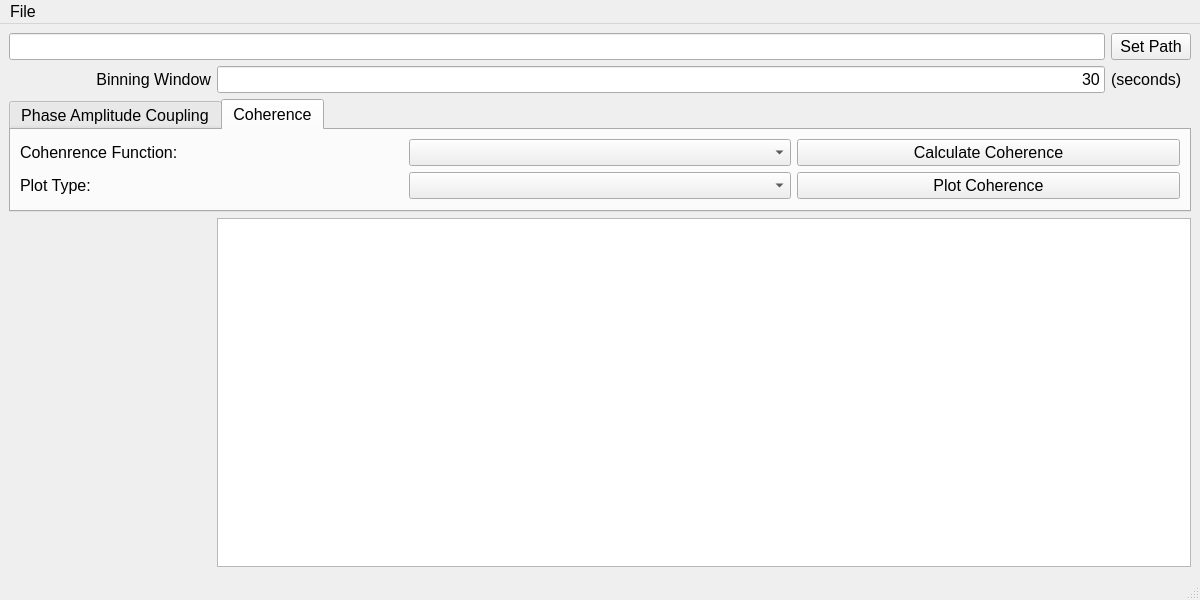
Old version of the form sakeconnectivity/gui/sake_con_ui.ui in the repository SAKEverse/sake.
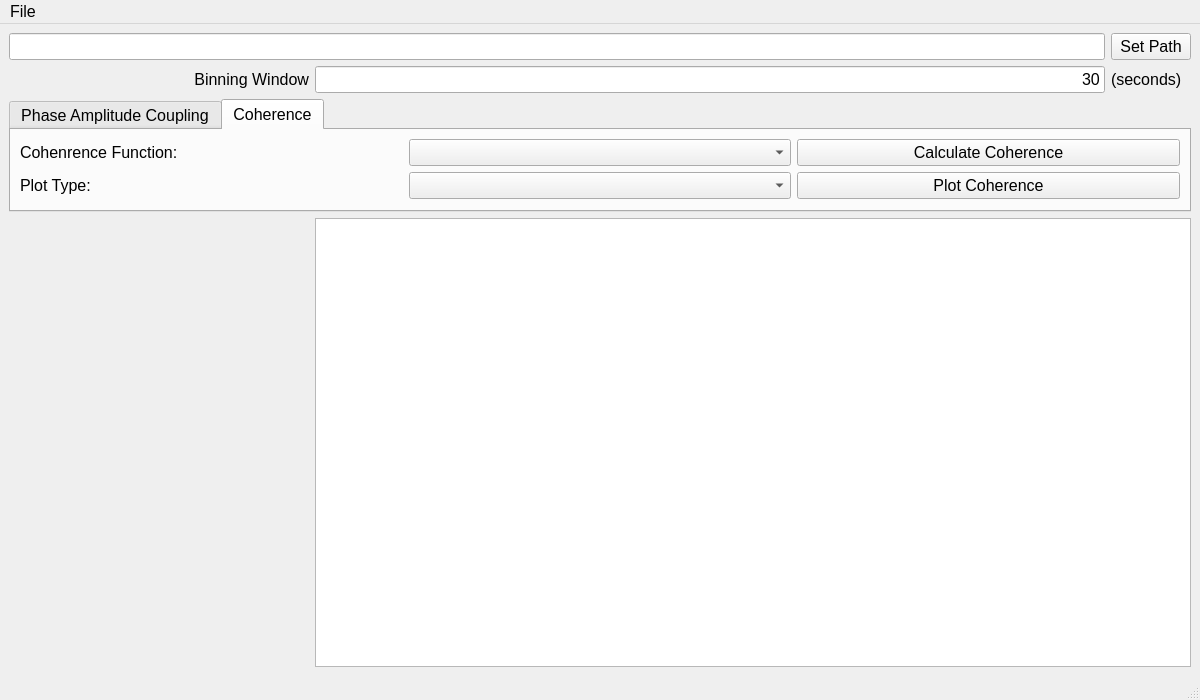
New version of the form.

Commit message: resize logo

Diff of the .ui file:
```diff
--- a/sakeconnectivity/gui/sake_con_ui.ui
+++ b/sakeconnectivity/gui/sake_con_ui.ui
@@ -7,7 +7,7 @@
     <x>0</x>
     <y>0</y>
     <width>1200</width>
-    <height>600</height>
+    <height>700</height>
    </rect>
   </property>
   <property name="sizePolicy">
@@ -19,7 +19,7 @@
   <property name="minimumSize">
    <size>
     <width>1200</width>
-    <height>600</height>
+    <height>700</height>
    </size>
   </property>
   <property name="font">
@@ -212,8 +212,8 @@
      <widget class="QLabel" name="logoLabel">
       <property name="minimumSize">
        <size>
-        <width>202</width>
-        <height>157</height>
+        <width>300</width>
+        <height>200</height>
        </size>
       </property>
       <property name="maximumSize">
```
The commit also changes 1 other file.
